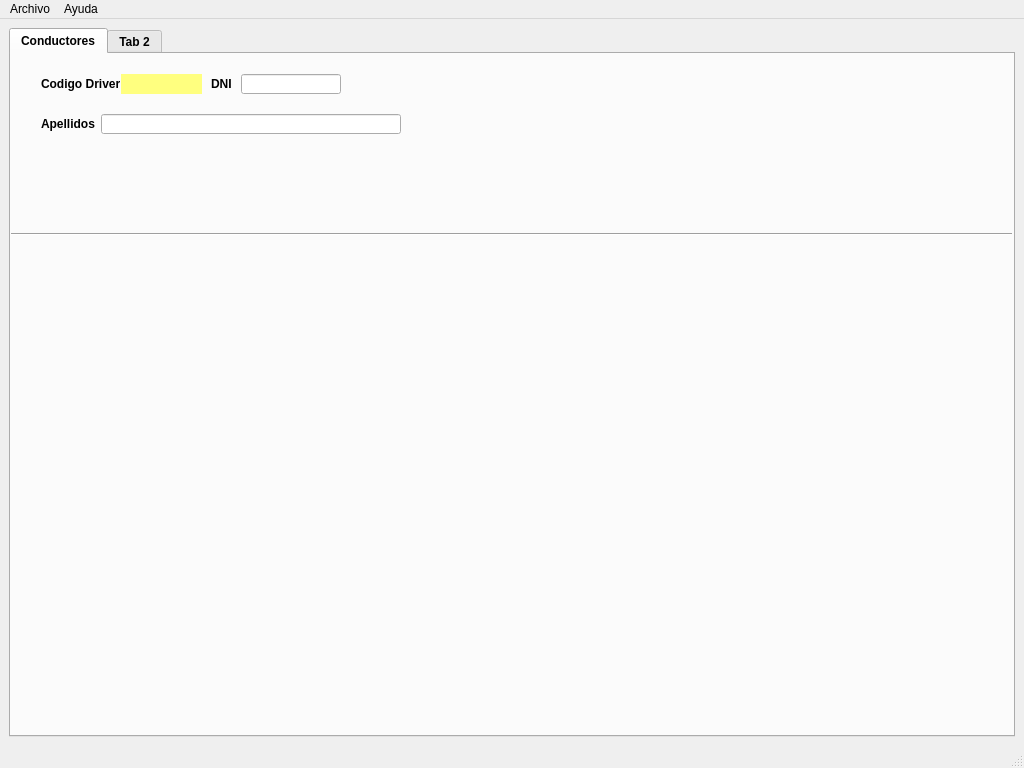
Qt form sierraperez/MainWindow.ui (Sierrowsky/PyCharmProyects) before a commit.
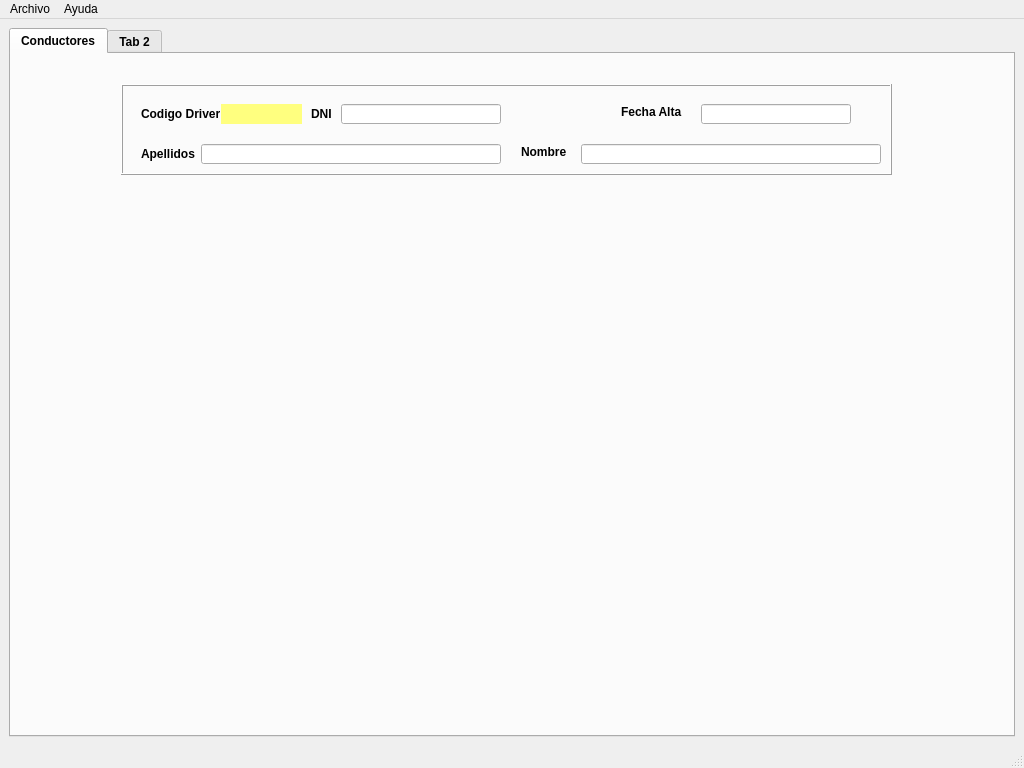
The same form after that commit. Icons and pictures are not drawn.

Patch:
```diff
--- a/sierraperez/MainWindow.ui
+++ b/sierraperez/MainWindow.ui
@@ -67,23 +67,148 @@
        <attribute name="title">
         <string>Conductores</string>
        </attribute>
-       <widget class="Line" name="line">
+       <widget class="QFrame" name="frame">
         <property name="geometry">
          <rect>
-          <x>0</x>
-          <y>160</y>
-          <width>1001</width>
-          <height>41</height>
+          <x>110</x>
+          <y>30</y>
+          <width>771</width>
+          <height>91</height>
          </rect>
         </property>
-        <property name="orientation">
-         <enum>Qt::Horizontal</enum>
+        <property name="frameShape">
+         <enum>QFrame::Box</enum>
+        </property>
+        <property name="frameShadow">
+         <enum>QFrame::Raised</enum>
+        </property>
+        <widget class="QLineEdit" name="txtDni">
+         <property name="geometry">
+          <rect>
+           <x>220</x>
+           <y>20</y>
+           <width>160</width>
+           <height>20</height>
+          </rect>
+         </property>
+         <property name="minimumSize">
+          <size>
+           <width>50</width>
+           <height>20</height>
+          </size>
+         </property>
+         <property name="maximumSize">
+          <size>
+           <width>200</width>
+           <height>20</height>
+          </size>
+         </property>
+         <property name="alignment">
+          <set>Qt::AlignCenter</set>
+         </property>
+        </widget>
+        <widget class="QLineEdit" name="lineEdit_2">
+         <property name="geometry">
+          <rect>
+           <x>460</x>
+           <y>60</y>
+           <width>300</width>
+           <height>20</height>
+          </rect>
+         </property>
+         <property name="minimumSize">
+          <size>
+           <width>300</width>
+           <height>20</height>
+          </size>
+         </property>
+         <property name="maximumSize">
+          <size>
+           <width>300</width>
+           <height>20</height>
+          </size>
+         </property>
+        </widget>
+        <widget class="QLabel" name="lblApel">
+         <property name="geometry">
+          <rect>
+           <x>20</x>
+           <y>60</y>
+           <width>60</width>
+           <height>20</height>
+          </rect>
+         </property>
+         <property name="minimumSize">
+          <size>
+           <width>60</width>
+           <height>20</height>
+          </size>
+         </property>
+         <property name="maximumSize">
+          <size>
+           <width>100</width>
+           <height>20</height>
+          </size>
+         </property>
+         <property name="text">
+          <string>Apellidos</string>
+         </property>
+        </widget>
+        <widget class="QLabel" name="lblFechaAlta">
+         <property name="geometry">
+          <rect>
+           <x>500</x>
+           <y>20</y>
+           <width>71</width>
+           <height>16</height>
+          </rect>
+         </property>
+         <property name="text">
+          <string>Fecha Alta</string>
+         </property>
+        </widget>
+        <widget class="QLabel" name="lblNombre">
+         <property name="geometry">
+          <rect>
+           <x>400</x>
+           <y>60</y>
+           <width>71</width>
+           <height>16</height>
+          </rect>
+         </property>
+         <property name="text">
+          <string>Nombre</string>
+         </property>
+        </widget>
+        <widget class="QLabel" name="lblDNI">
+         <property name="geometry">
+          <rect>
+           <x>190</x>
+           <y>20</y>
+           <width>91</width>
+           <height>20</height>
+          </rect>
+         </property>
+         <property name="minimumSize">
+          <size>
+           <width>50</width>
+           <height>20</height>
+          </size>
+         </property>
+         <property name="maximumSize">
+          <size>
+           <width>100</width>
+           <height>20</height>
+          </size>
+         </property>
+         <property name="text">
+          <string>DNI</string>
         </property>
        </widget>
        <widget class="QLabel" name="lblcod">
         <property name="geometry">
          <rect>
-          <x>30</x>
+           <x>20</x>
           <y>20</y>
           <width>91</width>
           <height>20</height>
@@ -105,10 +230,32 @@
          <string>Codigo Driver</string>
         </property>
        </widget>
+        <widget class="QLineEdit" name="txtApel">
+         <property name="geometry">
+          <rect>
+           <x>80</x>
+           <y>60</y>
+           <width>300</width>
+           <height>20</height>
+          </rect>
+         </property>
+         <property name="minimumSize">
+          <size>
+           <width>300</width>
+           <height>20</height>
+          </size>
+         </property>
+         <property name="maximumSize">
+          <size>
+           <width>300</width>
+           <height>20</height>
+          </size>
+         </property>
+        </widget>
        <widget class="QLabel" name="lblcoddb">
         <property name="geometry">
          <rect>
-          <x>110</x>
+           <x>100</x>
           <y>20</y>
           <width>81</width>
           <height>20</height>
@@ -135,100 +282,61 @@
         <property name="text">
          <string/>
         </property>
-       </widget>
-       <widget class="QLabel" name="lblDNI">
-        <property name="geometry">
-         <rect>
-          <x>200</x>
-          <y>20</y>
-          <width>91</width>
-          <height>20</height>
-         </rect>
-        </property>
-        <property name="minimumSize">
-         <size>
-          <width>50</width>
-          <height>20</height>
-         </size>
-        </property>
-        <property name="maximumSize">
-         <size>
-          <width>100</width>
-          <height>20</height>
-         </size>
-        </property>
-        <property name="text">
-         <string>DNI</string>
-        </property>
-       </widget>
-       <widget class="QLineEdit" name="txtDni">
+         <property name="alignment">
+          <set>Qt::AlignCenter</set>
+         </property>
+        </widget>
+        <widget class="QLineEdit" name="lineEdit">
         <property name="geometry">
          <rect>
-          <x>230</x>
+           <x>580</x>
           <y>20</y>
-          <width>100</width>
+           <width>150</width>
           <height>20</height>
          </rect>
         </property>
         <property name="minimumSize">
          <size>
-          <width>50</width>
+           <width>150</width>
           <height>20</height>
          </size>
         </property>
         <property name="maximumSize">
          <size>
-          <width>100</width>
+           <width>150</width>
           <height>20</height>
          </size>
         </property>
        </widget>
-       <widget class="QLabel" name="lblApel">
+        <widget class="QPushButton" name="btnCalendar">
         <property name="geometry">
          <rect>
-          <x>30</x>
-          <y>60</y>
-          <width>60</width>
-          <height>20</height>
-         </rect>
-        </property>
-        <property name="minimumSize">
-         <size>
-          <width>60</width>
-          <height>20</height>
-         </size>
-        </property>
-        <property name="maximumSize">
-         <size>
-          <width>100</width>
-          <height>20</height>
-         </size>
-        </property>
+           <x>730</x>
+           <y>10</y>
+           <width>41</width>
+           <height>41</height>
+          </rect>
+         </property>
         <property name="text">
-         <string>Apellidos</string>
-        </property>
-       </widget>
-       <widget class="QLineEdit" name="txtApel">
-        <property name="geometry">
-         <rect>
-          <x>90</x>
-          <y>60</y>
-          <width>300</width>
-          <height>20</height>
-         </rect>
-        </property>
-        <property name="minimumSize">
+          <string/>
+         </property>
+         <property name="icon">
+          <iconset>
+           <normaloff>../../Downloads/R.png</normaloff>../../Downloads/R.png</iconset>
+         </property>
+         <property name="iconSize">
          <size>
-          <width>300</width>
-          <height>20</height>
-         </size>
-        </property>
-        <property name="maximumSize">
-         <size>
-          <width>300</width>
-          <height>20</height>
-         </size>
-        </property>
+           <width>25</width>
+           <height>25</height>
+          </size>
+         </property>
+         <property name="default">
+          <bool>false</bool>
+         </property>
+         <property name="flat">
+          <bool>true</bool>
+         </property>
+        </widget>
        </widget>
       </widget>
       <widget class="QWidget" name="tab_2">
```
Left out of the diff: 6 changed lines with no effect on the pictures. Lines whose indentation alone changed are shown as unchanged.
